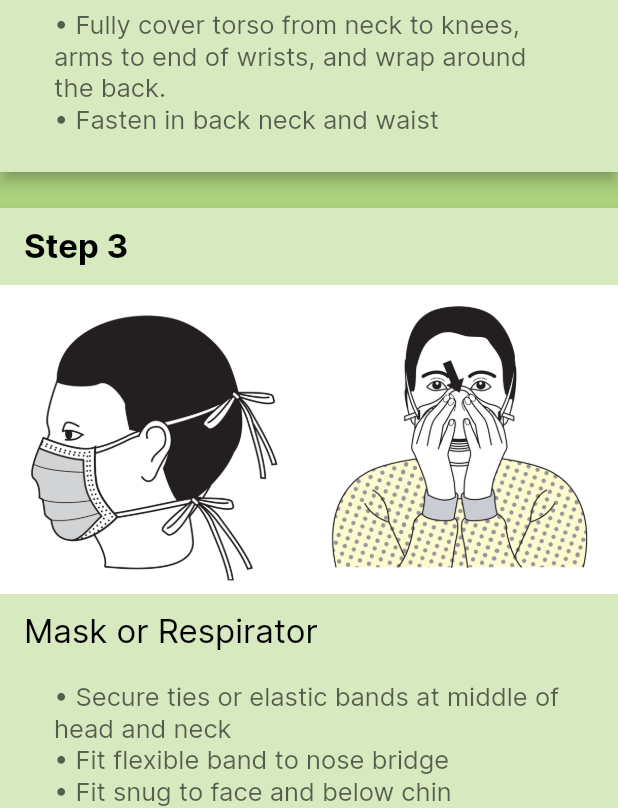
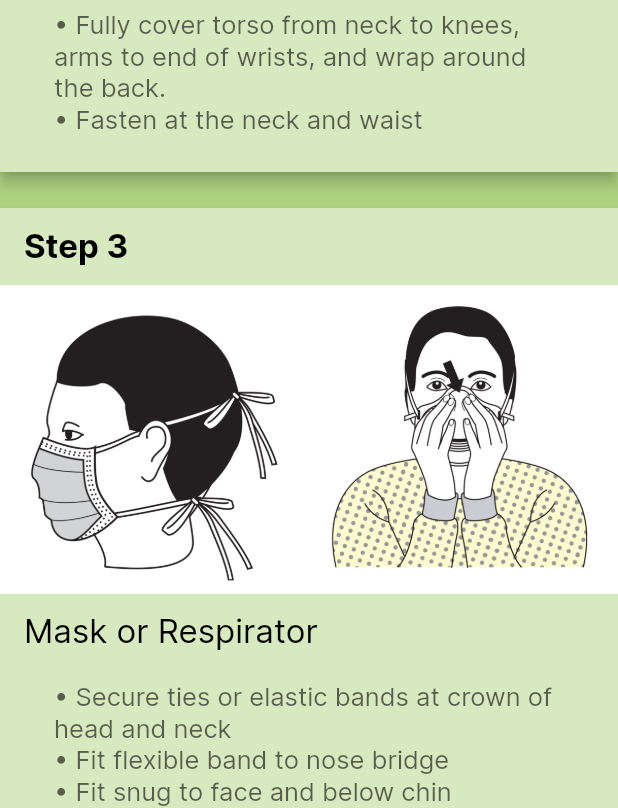
Before and after one commit to Western-Health-Covid19-Collaboration/wh_covid19_app, a Flutter app: the PPEOnGuidance screen opened by its route, scrolled down 576 dp, on a phone screen of 412 x 824 dp. Shown: the part 311-1119 px from the top of the screen. Run offline on Flutter 3.47's test engine with Material 2 defaults, Android fonts, the phone set to English and light mode, and no system bars; our stand-ins replace chewie, flutter_svg, flutter_widget_from_html, package_info, photo_view, shared_preferences and 1 more; missing offline and left inert: matrix_gesture_detector; accounts and stored records are empty; statements that could not run were skipped; project files that could hold a hidden picture were left out.

Commit message:
Change wordings

```diff
--- a/lib/hard_data.dart
+++ b/lib/hard_data.dart
@@ -144,13 +144,13 @@ const List<PPEStepInfo> ppeOnSteps = [
       notes: ['Wash hands or use an alcohol-based hand sanitizer']),
   PPEStepInfo(image: 'assets/images/steps/on_gown.png', text: 'Gown', notes: [
     'Fully cover torso from neck to knees, arms to end of wrists, and wrap around the back.',
-    'Fasten in back neck and waist'
+    'Fasten at the neck and waist'
   ]),
   PPEStepInfo(
       image: 'assets/images/steps/on_mask.png',
       text: 'Mask or Respirator',
       notes: [
-        'Secure ties or elastic bands at middle of head and neck',
+        'Secure ties or elastic bands at crown of head and neck',
         'Fit flexible band to nose bridge',
         'Fit snug to face and below chin',
         'Fit-check respirator'
@@ -188,7 +188,6 @@ const List<PPEStepInfo> ppeOffMethod1Steps = [
       ]),
   handHygieneStep,
   PPEStepInfo(image: 'assets/images/steps/off_gown.png', text: 'Gown', notes: [
-    "Unfasten gown ties, taking care that sleeves don't contact your body when reaching for ties",
     'Pull gown away from neck and shoulders, touching inside of gown only',
     'Turn gown inside out',
     'Fold or roll into a bundle and discard in a waste container'
--- a/lib/strings.dart
+++ b/lib/strings.dart
@@ -30,4 +30,6 @@ This app is designed to be used by Anaesthetic and Critical Care doctors at West
 
   /// PPE
   static const String ppeTitle = 'PPE Technique';
+  static const String ppeDonningTitle = 'Donning Personal Protective Equipment';
+  static const String ppeDoffingTitle = 'Doffing Personal Protective Equipment';
 }
--- a/lib/view/ppe/ppe_view.dart
+++ b/lib/view/ppe/ppe_view.dart
@@ -114,13 +114,13 @@ class _PPEViewState extends State<PPEView> {
         padding: const EdgeInsets.all(16),
         child: ListView(
           children: [
-            _buildHeader('Putting on Personal Protective Equipment'),
+            _buildHeader(Strings.ppeDonningTitle),
             Padding(
               padding: const EdgeInsets.symmetric(horizontal: 4.0),
               child: Chewie(controller: _chewieController1),
             ),
             ...puttingOnCards,
-            _buildHeader('Taking off Personal Protective Equipment'),
+            _buildHeader(Strings.ppeDoffingTitle),
             Padding(
               padding: const EdgeInsets.symmetric(horizontal: 4.0),
               child: Chewie(controller: _chewieController2),
```
